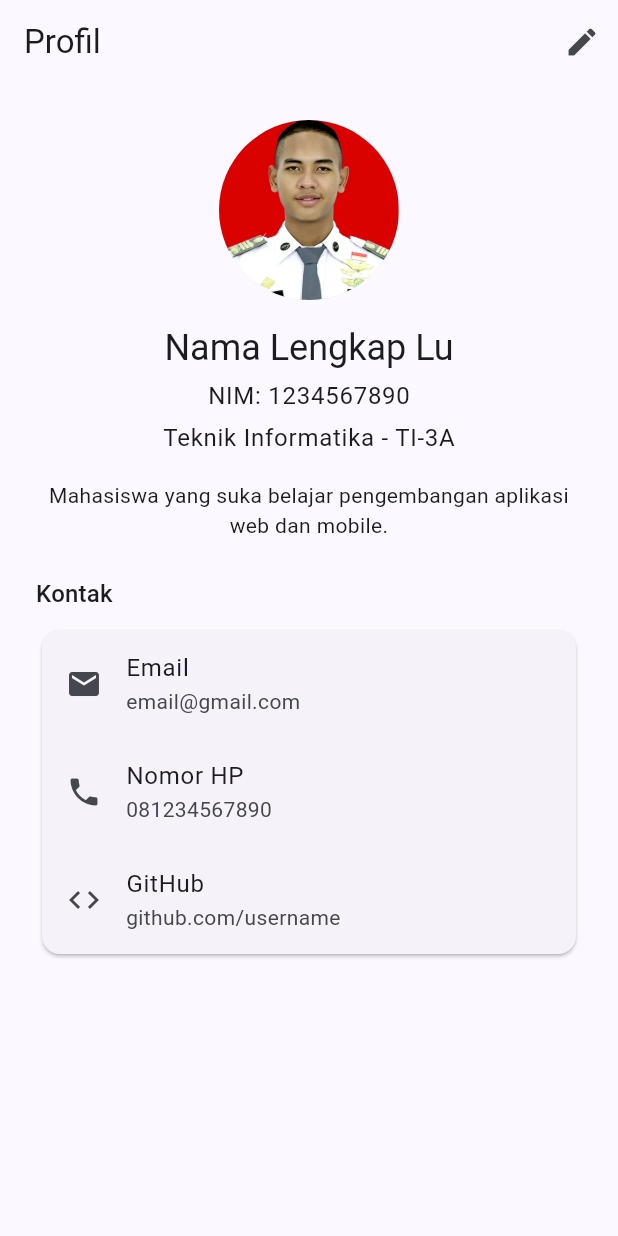
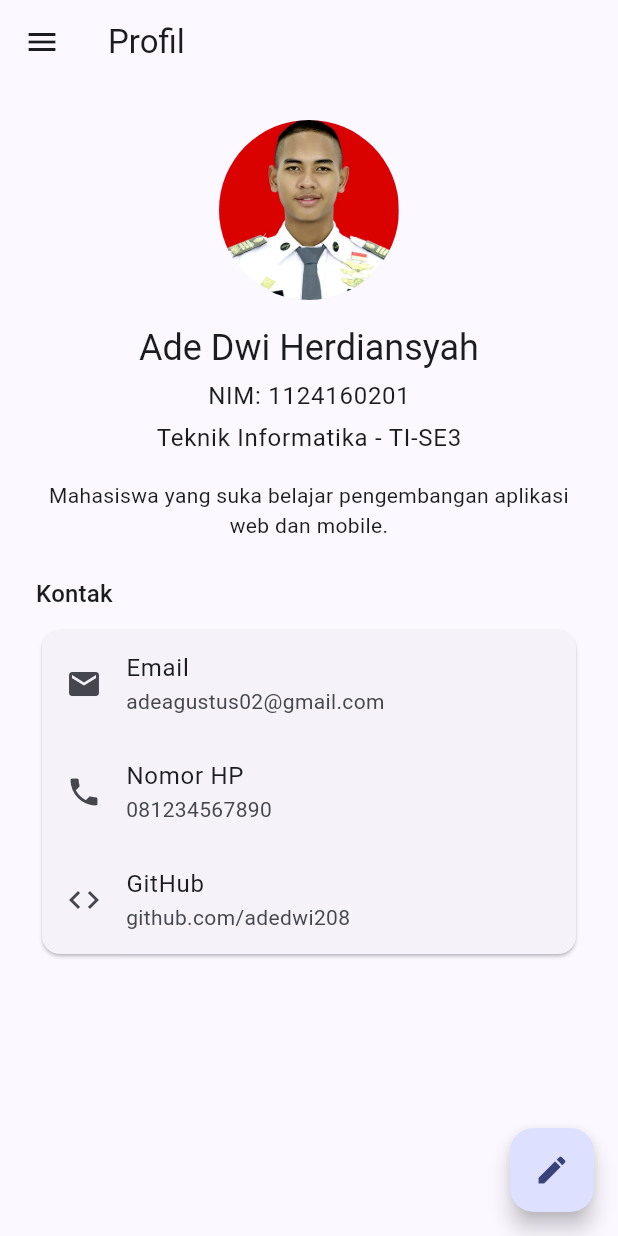
Before and after one commit to adedwi208/soal2-profil-app, a Flutter app: the ProfilePage screen opened directly, on a phone screen of 412 x 824 dp. Run offline on Flutter 3.47's test engine with Material 3 defaults, Android fonts, the phone set to English and light mode, and no system bars.

Commit message:
feat: tambah halaman tentang saya dengan ListView, drawer, dan floating action button

```diff
--- a/lib/screens/profile_page.dart
+++ b/lib/screens/profile_page.dart
@@ -2,6 +2,7 @@ import 'package:flutter/material.dart';
 
 import '../models/profile.dart';
 import '../widgets/info_tile.dart';
+import 'about_page.dart';
 import 'edit_profile_page.dart';
 
 class ProfilePage extends StatefulWidget {
@@ -13,14 +14,14 @@ class ProfilePage extends StatefulWidget {
 
 class _ProfilePageState extends State<ProfilePage> {
   Profile _profile = const Profile(
-    nama: 'Nama Lengkap Lu',
-    nim: '1234567890',
+    nama: 'Ade Dwi Herdiansyah',
+    nim: '1124160201',
     prodi: 'Teknik Informatika',
-    kelas: 'TI-3A',
+    kelas: 'TI-SE3',
     bio: 'Mahasiswa yang suka belajar pengembangan aplikasi web dan mobile.',
-    email: 'email@gmail.com',
+    email: 'adeagustus02@gmail.com',
     hp: '081234567890',
-    github: 'github.com/username',
+    github: 'github.com/adedwi208',
   );
 
   Future<void> _bukaEditProfil() async {
@@ -48,16 +49,65 @@ class _ProfilePageState extends State<ProfilePage> {
   @override
   Widget build(BuildContext context) {
     return Scaffold(
-      appBar: AppBar(
-        title: const Text('Profil'),
-        actions: [
-          IconButton(
-            icon: const Icon(Icons.edit),
-            tooltip: 'Edit Profil',
-            onPressed: _bukaEditProfil,
-          ),
-        ],
+      appBar: AppBar(title: const Text('Profil')),
+
+      drawer: Drawer(
+        child: ListView(
+          children: [
+            DrawerHeader(
+              decoration: BoxDecoration(
+                color: Theme.of(context).colorScheme.primary,
+              ),
+              child: Column(
+                crossAxisAlignment: CrossAxisAlignment.start,
+                mainAxisAlignment: MainAxisAlignment.end,
+                children: [
+                  Text(
+                    _profile.nama,
+                    style: TextStyle(
+                      fontSize: 20,
+                      color: Theme.of(context).colorScheme.onPrimary,
+                    ),
+                  ),
+                  Text(
+                    _profile.nim,
+                    style: TextStyle(
+                      color: Theme.of(context).colorScheme.onPrimary,
+                    ),
+                  ),
+                ],
+              ),
+            ),
+
+            ListTile(
+              leading: const Icon(Icons.person),
+              title: const Text('Profil'),
+              onTap: () {
+                Navigator.pop(context);
+              },
+            ),
+
+            ListTile(
+              leading: const Icon(Icons.info),
+              title: const Text('Tentang Saya'),
+              onTap: () {
+                Navigator.pop(context);
+                Navigator.push(
+                  context,
+                  MaterialPageRoute(builder: (context) => const AboutPage()),
+                );
+              },
+            ),
+          ],
+        ),
       ),
+
+      floatingActionButton: FloatingActionButton(
+        onPressed: _bukaEditProfil,
+        tooltip: 'Edit Profil',
+        child: const Icon(Icons.edit),
+      ),
+
       body: SingleChildScrollView(
         padding: const EdgeInsets.all(24),
         child: Column(
```
Also changed, not shown: lib/screens/about_page.dart (added, +89 -0 lines).
